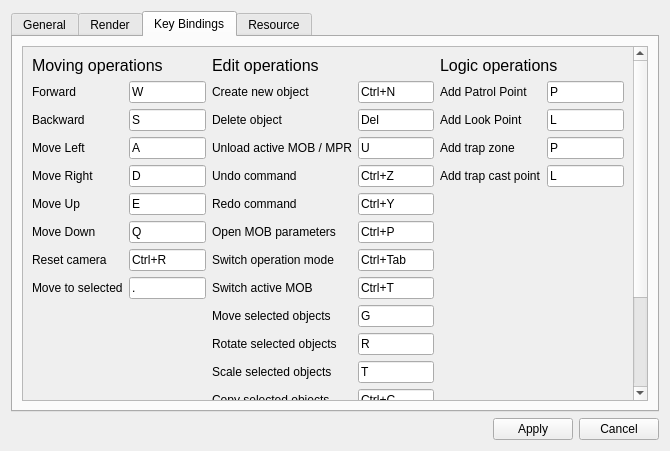
Before: the Qt Designer form settings.ui in konstvest/ei_maper, drawn with Qt 5.
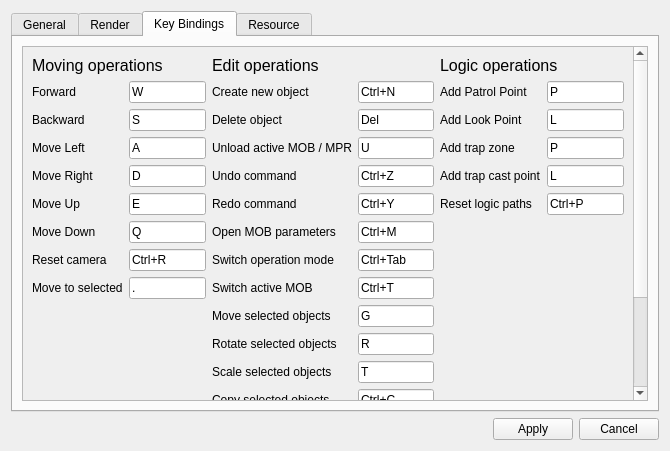
After: the same form once the commit is applied. The open tabs and pages were chosen to show the change.

Commit message:
update resetting paths
mob parameters ctrl+p -> ctrl+m
add hotkey for resetting unit paths (ctrl+p)
re-factoring clearing unit paths (w\o undo-redo)
re-organise edit & tools menu

Diff of the .ui file:
```diff
--- a/settings.ui
+++ b/settings.ui
@@ -651,7 +651,7 @@
              <item row="6" column="1">
               <widget class="QKeySequenceEdit" name="keySequenceEdit_26">
                <property name="keySequence">
-                <string>Ctrl+P</string>
+                <string>Ctrl+M</string>
                </property>
               </widget>
              </item>
@@ -744,6 +744,20 @@
                </property>
               </widget>
              </item>
+             <item row="5" column="0">
+              <widget class="QLabel" name="label_6">
+               <property name="text">
+                <string>Reset logic paths</string>
+               </property>
+              </widget>
+             </item>
+             <item row="5" column="1">
+              <widget class="QKeySequenceEdit" name="keySequenceEdit_29">
+               <property name="keySequence">
+                <string>Ctrl+P</string>
+               </property>
+              </widget>
+             </item>
             </layout>
            </item>
           </layout>
```
Left out of the diff: 2 changed lines with no effect on the pictures. The commit also changes 6 other files.
